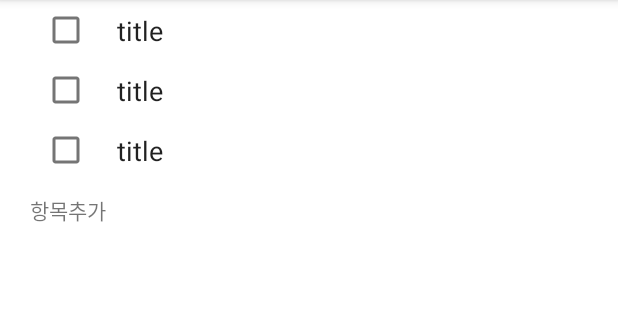
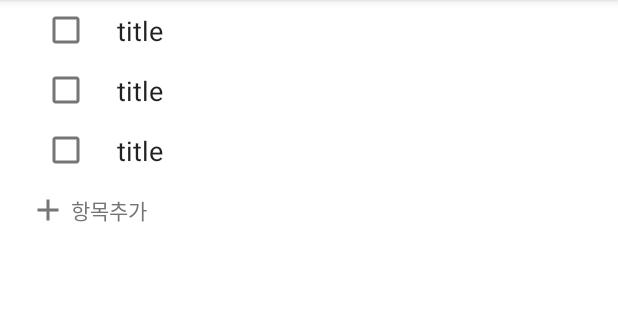
Before and after one commit to asukim2020/ToDoListProject, an Android app: the screen it shows after launch (ToDoItemActivity), on a phone screen of 412 x 824 dp, the part 84-404 px from its top. Run offline under Robolectric (Android 15) with nearby library versions, the phone set to English and light mode, and no system bars; our stand-ins replace EventBus, RxJava; libraries missing offline, so code that uses them is left out: com.jakewharton.rxbinding4, io.realm, io.realm.log; 6 statements that could not run were skipped.

Commit message:
완료 항목 기능 추가중 1

```diff
--- a/app/src/main/java/com/asusoft/todolistproject/activity/HomeActivity.kt
+++ b/app/src/main/java/com/asusoft/todolistproject/activity/HomeActivity.kt
@@ -11,7 +11,7 @@ import io.realm.Realm
 class HomeActivity : AppCompatActivity() {
 
     companion object {
-        var TAG = HomeActivity::class.java.simpleName
+        var TAG = HomeActivity::class.java.simpleName ?: "HomeActivity"
     }
 
     private lateinit var binding: ActivityHomeBinding
--- a/app/src/main/java/com/asusoft/todolistproject/recyclerview/todoitem/ToDoItemAddHolder.kt
+++ b/app/src/main/java/com/asusoft/todolistproject/recyclerview/todoitem/ToDoItemAddHolder.kt
@@ -9,9 +9,11 @@ import com.asusoft.todolistproject.recyclerview.ViewHolderInterface
 import org.greenrobot.eventbus.EventBus
 
 class ToDoItemAddHolder(
-    val view: View
+    private val view: View
 ): RecyclerView.ViewHolder(view), ViewHolderInterface {
-    var TAG = ToDoItemAddHolder::class.java.simpleName
+    companion object {
+        var TAG = ToDoItemAddHolder::class.java.simpleName ?: "ToDoItemAddHolder"
+    }
 
     override fun bind(item: Any) {
         view.onClick {
--- a/app/src/main/java/com/asusoft/todolistproject/recyclerview/todoitem/ToDoItemHolder.kt
+++ b/app/src/main/java/com/asusoft/todolistproject/recyclerview/todoitem/ToDoItemHolder.kt
@@ -1,22 +1,39 @@
 package com.asusoft.todolistproject.recyclerview.todoitem
 
+import android.util.Log
 import android.view.View
+import android.widget.CheckBox
 import android.widget.EditText
 import androidx.recyclerview.widget.RecyclerView
 import com.asusoft.todolistproject.R
+import com.asusoft.todolistproject.eventbus.GlobalBus
+import com.asusoft.todolistproject.extension.onClick
 import com.asusoft.todolistproject.realm.dto.ToDoItemDto
 import com.asusoft.todolistproject.recyclerview.ViewHolderInterface
+import com.jakewharton.rxbinding4.view.clicks
 import com.jakewharton.rxbinding4.widget.textChanges
 import io.reactivex.rxjava3.schedulers.Schedulers
 import java.util.concurrent.TimeUnit
 
 class ToDoItemHolder(
-    val view: View
+    private val view: View
 ): RecyclerView.ViewHolder(view), ViewHolderInterface {
+    companion object {
+        var TAG = ToDoItemHolder::class.java.simpleName ?: "ToDoItemHolder"
+    }
 
     override fun bind(item: Any) {
         val data = item as? ToDoItemDto ?: return
 
+        // TODO: - 체크박스 컬러 조정하기
+        val checkBox = view.findViewById<CheckBox>(R.id.checkbox)
+        checkBox.isChecked = data.isComplete
+        checkBox.onClick {
+            data.isComplete = !data.isComplete
+            isCompleteToDoItem()
+        }
+
+        // TODO: - 완료시 취소선 추가하기
         val editText = view.findViewById<EditText>(R.id.title)
         editText.textChanges()
             .debounce(500, TimeUnit.MILLISECONDS)
@@ -26,4 +43,12 @@ class ToDoItemHolder(
             }
     }
 
+    private fun isCompleteToDoItem() {
+        Log.d(TAG, "isCompleteToDoItem()")
+        val map = HashMap<String, Any>()
+        map[TAG] = TAG
+        map["index"] = adapterPosition
+        GlobalBus.post(map)
+    }
+
 }
--- /dev/null
+++ b/app/src/main/res/drawable/ic_icon_add_24.xml
@@ -0,0 +1,5 @@
+<vector android:height="24dp" android:tint="#FFFFFF"
+    android:viewportHeight="24" android:viewportWidth="24"
+    android:width="24dp" xmlns:android="http://schemas.android.com/apk/res/android">
+    <path android:fillColor="@android:color/white" android:pathData="M19,13h-6v6h-2v-6H5v-2h6V5h2v6h6v2z"/>
+</vector>
--- a/app/src/main/res/layout/item_to_do_add.xml
+++ b/app/src/main/res/layout/item_to_do_add.xml
@@ -8,13 +8,27 @@
     android:clickable="true"
     android:focusable="true">
 
-    <TextView
-        android:text="항목추가"
-        android:layout_width="match_parent"
+    <ImageView
+        android:id="@+id/iv_add"
+        android:layout_width="wrap_content"
         android:layout_height="wrap_content"
+        android:src="@drawable/ic_icon_add_24"
         android:layout_marginStart="20dp"
+        app:tint="@color/lightGray"
         app:layout_constraintTop_toTopOf="parent"
         app:layout_constraintBottom_toBottomOf="parent"
-        app:layout_constraintStart_toStartOf="parent"/>
+        app:layout_constraintStart_toStartOf="parent" />
+
+    <TextView
+        android:text="@string/add_item"
+        android:layout_width="0dp"
+        android:layout_height="wrap_content"
+        android:textColor="@color/lightGray"
+        android:layout_marginEnd="20dp"
+        android:layout_marginStart="3dp"
+        app:layout_constraintTop_toTopOf="parent"
+        app:layout_constraintBottom_toBottomOf="parent"
+        app:layout_constraintStart_toEndOf="@+id/iv_add"
+        app:layout_constraintEnd_toEndOf="parent"/>
 
 </androidx.constraintlayout.widget.ConstraintLayout>
--- a/app/src/main/res/values/colors.xml
+++ b/app/src/main/res/values/colors.xml
@@ -7,4 +7,5 @@
     <color name="teal_700">#FF018786</color>
     <color name="black">#FF000000</color>
     <color name="white">#FFFFFFFF</color>
+    <color name="lightGray">#757575</color>
 </resources>
```
Also changed, not shown: app/build.gradle (+4 -4 lines), app/src/main/java/com/asusoft/todolistproject/activity/ToDoItemActivity.kt (+10 -1 lines).
